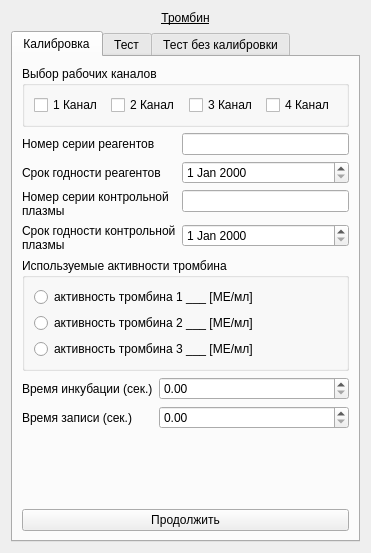
First picture: the form in choisedialog/ko4.ui, repository krang4d/Agrekola, before the edit.
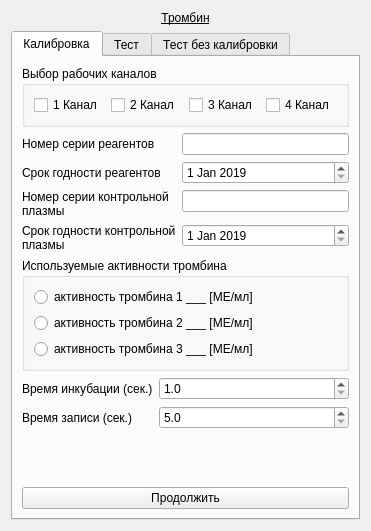
Second picture: the form after the edit. The open tabs and pages were chosen to show the change.

What changed in the file:
```diff
--- a/choisedialog/ko4.ui
+++ b/choisedialog/ko4.ui
@@ -7,7 +7,7 @@
     <x>0</x>
     <y>0</y>
     <width>371</width>
-    <height>553</height>
+    <height>527</height>
    </rect>
   </property>
   <property name="windowTitle">
@@ -91,7 +91,15 @@
           </widget>
          </item>
          <item row="1" column="1">
-          <widget class="QDateEdit" name="dateEdit_calibReagent"/>
+          <widget class="QDateEdit" name="dateEdit_calibReagent">
+           <property name="date">
+            <date>
+             <year>2019</year>
+             <month>1</month>
+             <day>1</day>
+            </date>
+           </property>
+          </widget>
          </item>
          <item row="2" column="0">
           <widget class="QLabel" name="label_calib_3">
@@ -117,7 +125,15 @@
           </widget>
          </item>
          <item row="3" column="1">
-          <widget class="QDateEdit" name="dateEdit_calibKPlazma"/>
+          <widget class="QDateEdit" name="dateEdit_calibKPlazma">
+           <property name="date">
+            <date>
+             <year>2019</year>
+             <month>1</month>
+             <day>1</day>
+            </date>
+           </property>
+          </widget>
          </item>
         </layout>
        </item>
@@ -161,7 +177,14 @@
           </widget>
          </item>
          <item row="0" column="1">
-          <widget class="QDoubleSpinBox" name="doubleSpinBox_calibIncubeTime"/>
+          <widget class="QDoubleSpinBox" name="doubleSpinBox_calibIncubeTime">
+           <property name="decimals">
+            <number>1</number>
+           </property>
+           <property name="minimum">
+            <double>1.000000000000000</double>
+           </property>
+          </widget>
          </item>
          <item row="1" column="0">
           <widget class="QLabel" name="label_calib_6">
@@ -171,7 +194,14 @@
           </widget>
          </item>
          <item row="1" column="1">
-          <widget class="QDoubleSpinBox" name="doubleSpinBox_calibWriteTime"/>
+          <widget class="QDoubleSpinBox" name="doubleSpinBox_calibWriteTime">
+           <property name="decimals">
+            <number>1</number>
+           </property>
+           <property name="minimum">
+            <double>5.000000000000000</double>
+           </property>
+          </widget>
          </item>
         </layout>
        </item>
```
Left out of the diff: 34 changed lines with no effect on the pictures.
